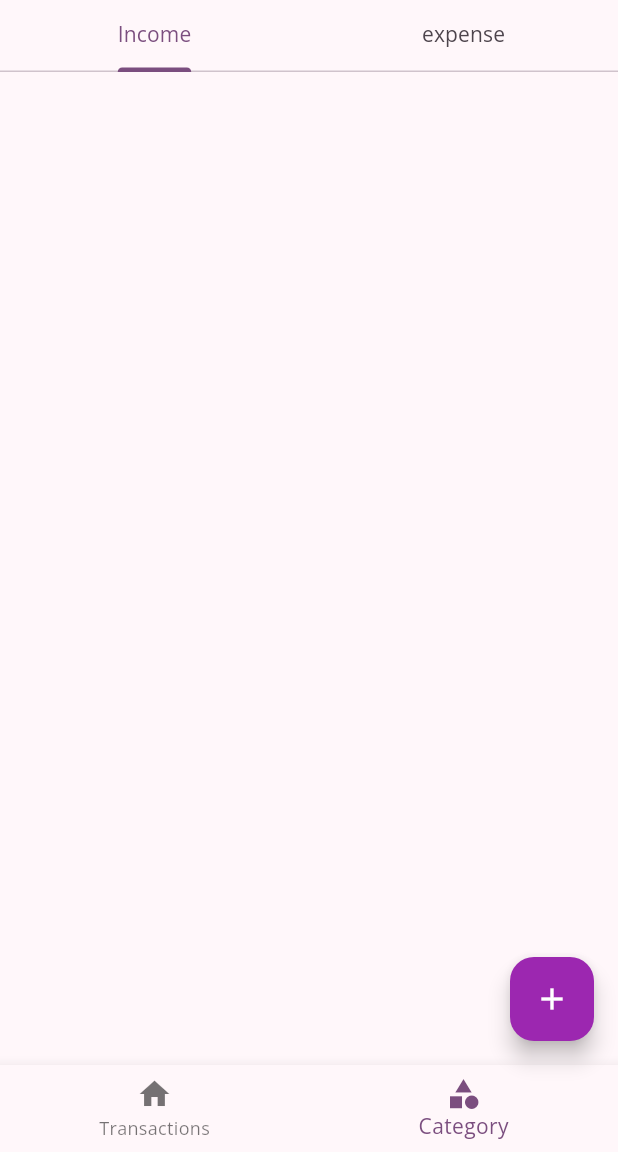
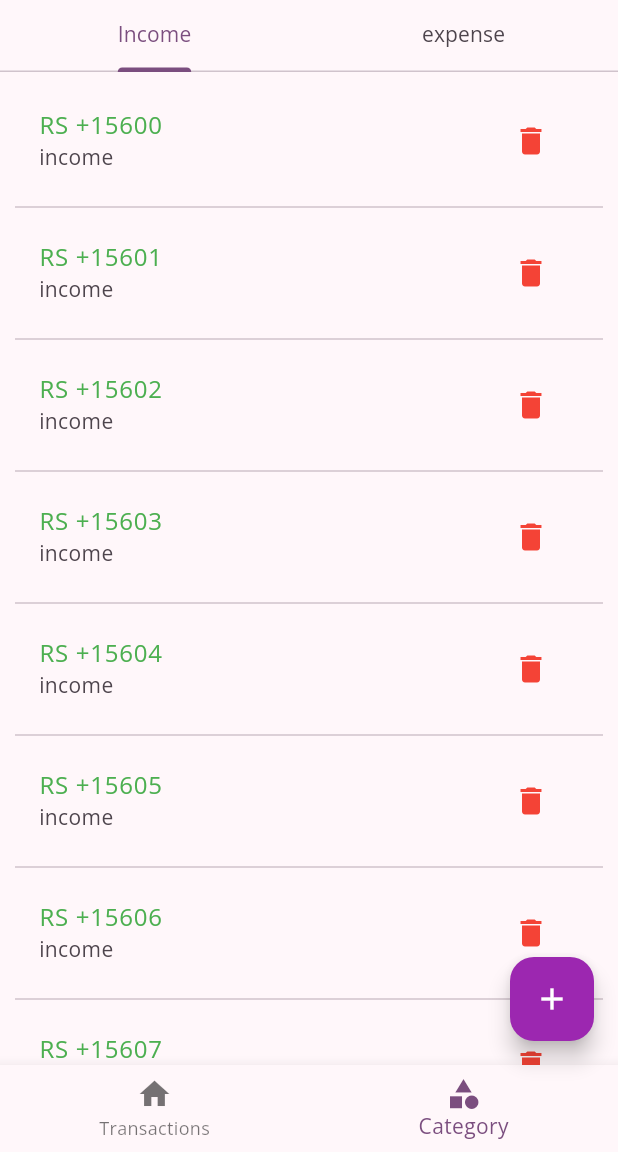
Before and after one commit to Ananduudayan180/Money-Manager-Application, a Flutter app: the screen it shows after launch, item 2 of the bottom bar chosen, on a phone screen of 412 x 824 dp, the part 84-1236 px from its top. Run offline on Flutter 3.47's test engine with Material 3 defaults, Android fonts, the phone set to English and light mode, and no system bars.

Commit message:
feat: implement income and expense list UI

```diff
--- a/lib/screens/category/category_list/income_list.dart
+++ b/lib/screens/category/category_list/income_list.dart
@@ -0,0 +1,26 @@
+import 'package:flutter/material.dart';
+
+class IncomeList extends StatelessWidget {
+  const IncomeList({super.key});
+
+  @override
+  Widget build(BuildContext context) {
+    return ListView.separated(
+      padding: EdgeInsets.all(10),
+      itemBuilder: (context, index) {
+        return ListTile(
+          title: Text('RS +1560$index', style: TextStyle(color: Colors.green)),
+          subtitle: Text('income'),
+          trailing: IconButton(
+            onPressed: () {},
+            icon: Icon(Icons.delete, color: Colors.red),
+          ),
+        );
+      },
+      separatorBuilder: (ctx, index) {
+        return Divider();
+      },
+      itemCount: 30,
+    );
+  }
+}
--- a/lib/screens/category/screen_category.dart
+++ b/lib/screens/category/screen_category.dart
@@ -1,4 +1,6 @@
 import 'package:flutter/material.dart';
+import 'package:money_manager/screens/category/category_list/expense_list.dart';
+import 'package:money_manager/screens/category/category_list/income_list.dart';
 
 class ScreenCategory extends StatelessWidget {
   const ScreenCategory({super.key});
@@ -7,10 +9,15 @@ class ScreenCategory extends StatelessWidget {
   Widget build(BuildContext context) {
     return DefaultTabController(
       length: 2,
-      child: TabBar(
-        tabs: [
-          Tab(text: 'Income'),
-          Tab(text: 'expense'),
+      child: Column(
+        children: [
+          TabBar(
+            tabs: [
+              Tab(text: 'Income'),
+              Tab(text: 'expense'),
+            ],
+          ),
+          Expanded(child: TabBarView(children: [IncomeList(), ExpenseList()])),
         ],
       ),
     );
```
Also changed, not shown: lib/screens/category/category_list/expense_list.dart (+26 -0 lines).
